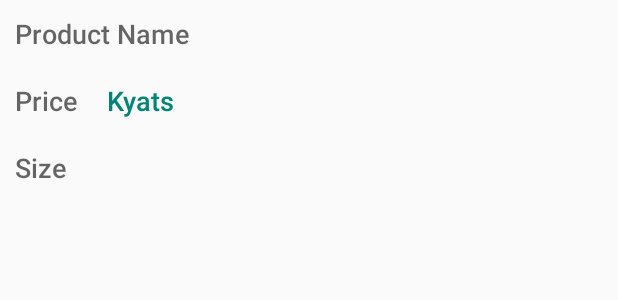
After one commit to waithethtetoo/nature_empress, an Android app: the layout list_item.xml on its own in the app's theme, with its tools: preview values and no code run, on a phone screen of 412 x 824 dp. The commit adds this screen. Shown: the top 300 px of the screen. Run offline under Robolectric (Android 15) with nearby library versions, the phone set to English and light mode, and no system bars.

Commit message:
1.12 Add styles

```diff
--- /dev/null
+++ b/NatureEmpress/app/src/main/res/layout/list_item.xml
@@ -0,0 +1,31 @@
+<?xml version="1.0" encoding="utf-8"?>
+<LinearLayout xmlns:android="http://schemas.android.com/apk/res/android"
+    android:layout_width="match_parent"
+    android:layout_height="match_parent"
+    android:orientation="vertical">
+
+    <TextView
+        android:id="@+id/name"
+        style="@style/ProductDisplayStyle"
+        android:hint="@string/product_name" />
+
+    <LinearLayout
+        android:layout_width="wrap_content"
+        android:layout_height="wrap_content"
+        android:orientation="horizontal">
+
+        <TextView
+            android:id="@+id/price"
+            style="@style/ProductDisplayStyle"
+            android:hint="@string/product_price" />
+
+        <TextView
+            style="@style/ProductDisplayStyle"
+            android:text="@string/units" />
+    </LinearLayout>
+
+    <TextView
+        android:id="@+id/size"
+        style="@style/ProductDisplayStyle"
+        android:hint="@string/product_size" />
+</LinearLayout>
--- a/NatureEmpress/app/src/main/res/values/styles.xml
+++ b/NatureEmpress/app/src/main/res/values/styles.xml
@@ -7,6 +7,7 @@
         <item name="colorPrimaryDark">@color/colorPrimaryDark</item>
         <item name="colorAccent">@color/colorAccent</item>
     </style>
+
     <!-- Style for a product in the editor -->
     <style name="ProductStyle">
         <item name="android:layout_height">wrap_content</item>
@@ -16,6 +17,16 @@
         <item name="android:textColor">@color/colorAccent</item>
         <item name="android:fontFamily">sans-serif-medium</item>
         <item name="android:textAppearance">?android:textAppearanceSmall</item>
+    </style>
+
+    <!--Style for a product in the main-->
+    <style name="ProductDisplayStyle">
+        <item name="android:layout_height">wrap_content</item>
+        <item name="android:layout_width">wrap_content</item>
+        <item name="android:padding">10dp</item>
+        <item name="android:textColor">@color/colorPrimary</item>
+        <item name="android:fontFamily">sans-serif-medium</item>
+        <item name="android:textAppearance">?android:textAppearanceMedium</item>
     </style>
 
     <!-- Style for an EditText field in the editor -->
```
Also changed, not shown: NatureEmpress/app/src/main/java/com/wtho/natureempress/ProductListAdapter.java (added, +44 -0 lines).
